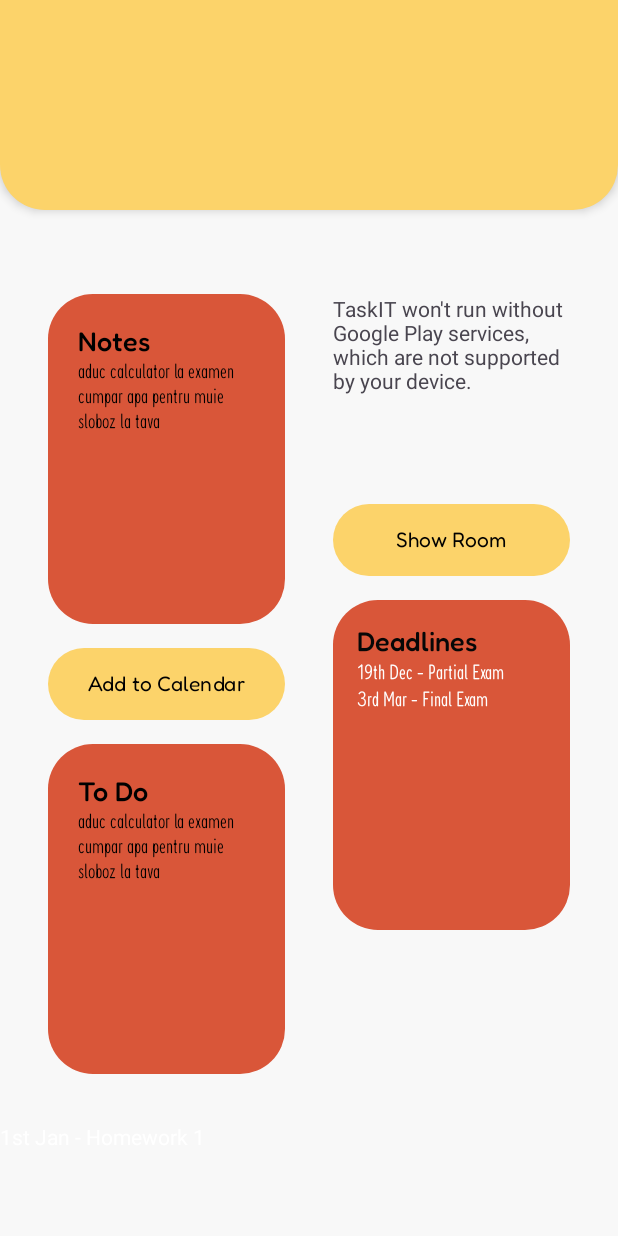
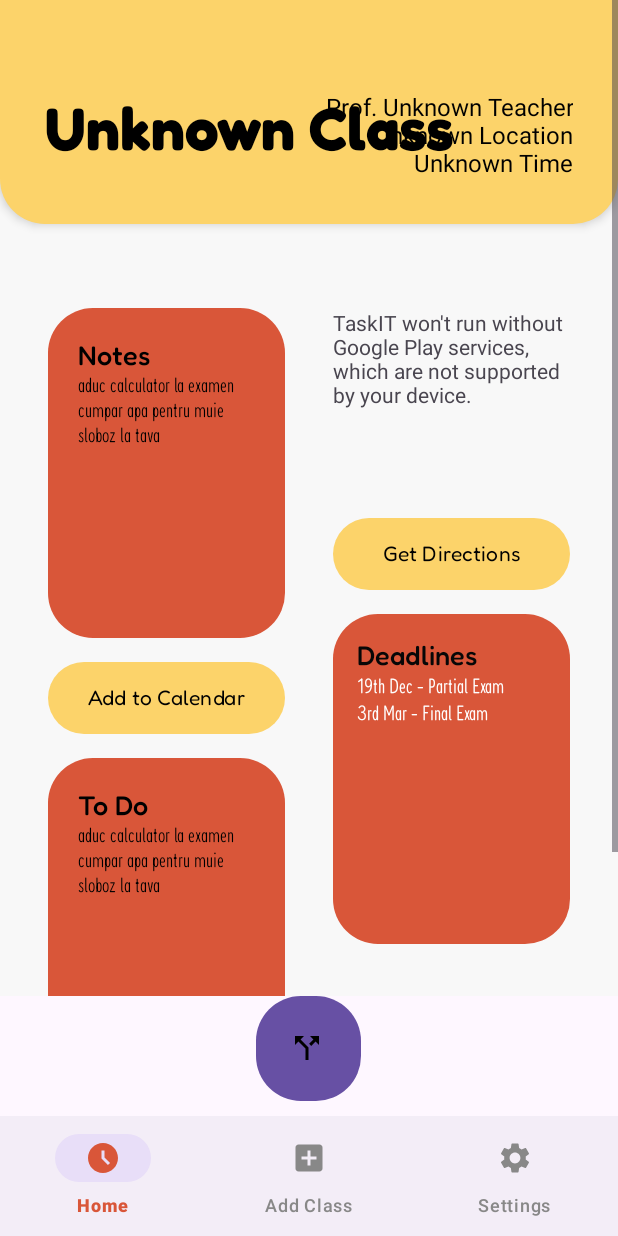
Before and after one commit to year-3-projects-cti/MDAD, an Android app: the ClassActivity screen opened directly, with no data from a screen before it, on a phone screen of 412 x 824 dp. Run offline under Robolectric (Android 15) with nearby library versions, the phone set to English and light mode, and no system bars.

Commit message:
Added Share Directions button

```diff
--- a/app/src/main/AndroidManifest.xml
+++ b/app/src/main/AndroidManifest.xml
@@ -26,12 +26,6 @@
             android:name=".SettingsActivity"
             android:exported="false" />
         <activity
-            android:name=".ScheduleActivity"
-            android:exported="false" />
-        <activity
-            android:name=".HomeActivity"
-            android:exported="false" />
-        <activity
             android:name=".MainActivity"
             android:exported="true">
             <intent-filter>
--- a/app/src/main/java/com/example/taskit/ClassActivity.kt
+++ b/app/src/main/java/com/example/taskit/ClassActivity.kt
@@ -1,7 +1,11 @@
 package com.example.taskit
 
+import android.content.Intent
+import android.net.Uri
 import android.os.Bundle
+import android.widget.TextView
 import android.util.Log
+import android.widget.Button
 import android.widget.Toast
 import androidx.appcompat.app.AppCompatActivity
 import com.example.taskit.R
@@ -11,6 +15,7 @@ import com.google.android.gms.maps.OnMapReadyCallback
 import com.google.android.gms.maps.SupportMapFragment
 import com.google.android.gms.maps.model.LatLng
 import com.google.android.gms.maps.model.MarkerOptions
+import com.google.android.material.bottomnavigation.BottomNavigationView
 
 class ClassActivity : AppCompatActivity(), OnMapReadyCallback {
 
@@ -20,6 +25,22 @@ class ClassActivity : AppCompatActivity(), OnMapReadyCallback {
         super.onCreate(savedInstanceState)
         setContentView(R.layout.activity_class)
 
+        val bottomNavigationView = findViewById<BottomNavigationView>(R.id.bottom_navigation)
+
+        // Preluare date din Intent
+        val teacher = intent.getStringExtra("teacher") ?: "Unknown Teacher"
+        val location = intent.getStringExtra("location") ?: "Unknown Location"
+        val time = intent.getStringExtra("time") ?: "Unknown Time"
+
+        // Setare valori în layout
+        val classNameTextView = findViewById<TextView>(R.id.class_name)
+        val infoTextView = findViewById<TextView>(R.id.info_text)
+        val className = prepareClassName(intent.getStringExtra("class_name"));
+
+
+        classNameTextView.text = className
+        infoTextView.text = "Prof. $teacher\n$location\n$time"
+
         // Initialize the SupportMapFragment
         val mapFragment = supportFragmentManager.findFragmentById(R.id.map) as? SupportMapFragment
         if (mapFragment != null) {
@@ -27,6 +48,54 @@ class ClassActivity : AppCompatActivity(), OnMapReadyCallback {
         } else {
             Log.e("ERROR", "SupportMapFragment is null!")
         }
+
+        val getDirectionsButton = findViewById<Button>(R.id.get_directions_button)
+        getDirectionsButton.setOnClickListener {
+            openMapsChooser()
+        }
+
+        val shareButton = findViewById<Button>(R.id.share_button)
+        shareButton.setOnClickListener {
+            shareLocation()
+        }
+
+        bottomNavigationView.setOnItemSelectedListener { item ->
+            when (item.itemId) {
+                R.id.nav_home-> {
+                    val intent = Intent(this, MainActivity::class.java)
+                    startActivity(intent)
+                }
+
+                R.id.nav_add-> {
+                    // Open AddClassActivity
+                    val intent = Intent(this, AddClassActivity::class.java)
+                    startActivity(intent)
+                }
+
+                R.id.nav_settings -> {
+                    // Open SettingsActivity
+                    val intent = Intent(this, SettingsActivity::class.java)
+                    startActivity(intent)
+                }
+            }
+            true
+        }
+
+    }
+
+    private fun prepareClassName(className: String?): String {
+        if (className == null) {
+            return "Unknown Class"
+        }
+        if (className.length <= 10) {
+            return className
+        }
+        val words = className.split(" ")
+        val result = StringBuilder()
+        for (word in words) {
+            result.append(word).append("\n")
+        }
+        return result.toString()
     }
 
     override fun onMapReady(googleMap: GoogleMap) {
@@ -60,4 +129,40 @@ class ClassActivity : AppCompatActivity(), OnMapReadyCallback {
         }
     }
 
+    private fun openMapsChooser() {
+        try {
+            // Define the location (e.g., Politehnica București)
+            val latitude = 44.438465808342194
+            val longitude = 26.050158673663066
+            val locationUri = "geo:$latitude,$longitude?q=$latitude,$longitude(Politehnica București)"
+
+            // Create an intent to open map applications
+            val mapIntent = Intent(Intent.ACTION_VIEW).apply {
+                data = Uri.parse(locationUri)
+            }
+
+            // Force the chooser dialog to appear
+            val chooser = Intent.createChooser(mapIntent, "Open with")
+            startActivity(chooser)
+        } catch (e: Exception) {
+            Log.e("ERROR", "Failed to create map intent: ${e.message}")
+            Toast.makeText(this, "Unable to open maps chooser", Toast.LENGTH_SHORT).show()
+        }
+    }
+
+    private fun shareLocation() {
+        val latitude = 44.438465808342194
+        val longitude = 26.050158673663066
+        val locationUri = "https://maps.google.com/?q=$latitude,$longitude"
+
+        val shareIntent = Intent(Intent.ACTION_SEND).apply {
+            type = "text/plain"
+            putExtra(Intent.EXTRA_SUBJECT, "Location")
+            putExtra(Intent.EXTRA_TEXT, "Check out this location: $locationUri")
+        }
+
+        startActivity(Intent.createChooser(shareIntent, "Share location via"))
+    }
+
+
 }
--- /dev/null
+++ b/app/src/main/res/drawable/ic_share.xml
@@ -0,0 +1,5 @@
+<vector xmlns:android="http://schemas.android.com/apk/res/android" android:autoMirrored="true" android:height="24dp" android:tint="#000000" android:viewportHeight="24" android:viewportWidth="24" android:width="24dp">
+
+    <path android:fillColor="@android:color/white" android:pathData="M14,4l2.29,2.29 -2.88,2.88 1.42,1.42 2.88,-2.88L20,10L20,4zM10,4L4,4v6l2.29,-2.29 4.71,4.7L11,20h2v-8.41l-5.29,-5.3z"/>
+
+</vector>
--- /dev/null
+++ b/app/src/main/res/drawable/round_button.xml
@@ -0,0 +1,4 @@
+<shape xmlns:android="http://schemas.android.com/apk/res/android">
+    <solid android:color="@color/yellow" />
+    <corners android:radius="30dp" />
+</shape>
--- a/app/src/main/res/layout/activity_class.xml
+++ b/app/src/main/res/layout/activity_class.xml
@@ -1,10 +1,16 @@
 <?xml version="1.0" encoding="utf-8"?>
-<ScrollView xmlns:android="http://schemas.android.com/apk/res/android"
+
+<RelativeLayout xmlns:android="http://schemas.android.com/apk/res/android"
+    xmlns:app="http://schemas.android.com/apk/res-auto"
     android:layout_width="match_parent"
-    android:layout_height="match_parent"
-    xmlns:app="http://schemas.android.com/apk/res-auto"
-    android:id="@+id/activity_class"
-    android:background="#f8f8f8">
+    android:layout_height="match_parent">
+
+    <ScrollView
+        android:id="@+id/activity_class"
+        android:layout_width="match_parent"
+        android:layout_height="match_parent"
+        android:layout_above="@+id/share_button"
+        android:background="#f8f8f8">
 
     <LinearLayout
         android:layout_width="match_parent"
@@ -179,14 +185,14 @@
 
                 <!-- Room Button -->
                 <Button
-                    android:id="@+id/show_room_button"
+                    android:id="@+id/get_directions_button"
                     android:layout_width="match_parent"
                     android:layout_height="wrap_content"
                     android:layout_margin="8dp"
                     app:backgroundTint="@color/yellow"
                     android:background="@drawable/mid_shape"
                     android:fontFamily="@font/fredoka_regular"
-                    android:text="Show Room"
+                    android:text="Get Directions"
                     android:textColor="#000"
                     />
 
@@ -241,4 +247,28 @@
             android:textSize="14sp" />
 
     </LinearLayout>
+
 </ScrollView>
+
+    <Button
+        android:id="@+id/share_button"
+        android:layout_width="70dp"
+        android:layout_height="70dp"
+        android:layout_alignParentBottom="true"
+        android:layout_centerHorizontal="true"
+        android:layout_marginBottom="90dp"
+        android:background="@drawable/round_button"
+        android:drawableEnd="@drawable/ic_share"
+        android:contentDescription="Share Location" />
+
+
+    <com.google.android.material.bottomnavigation.BottomNavigationView
+        android:id="@+id/bottom_navigation"
+        android:layout_width="match_parent"
+        android:layout_height="wrap_content"
+        app:menu="@menu/bottom_nav_menu"
+        android:layout_alignParentBottom="true"
+        app:labelVisibilityMode="labeled"
+        app:itemIconTint="@color/selector_color"
+        app:itemTextColor="@color/selector_color" />
+</RelativeLayout>
```
